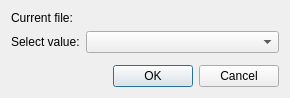
The window that ui/combo.ui (tweber-ill/frm_mirror-miezetools) describes before a commit, drawn with Qt 5.
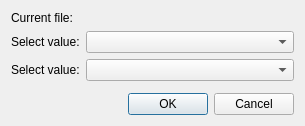
The same window after the commit.

Diff of the .ui file:
```diff
--- a/ui/combo.ui
+++ b/ui/combo.ui
@@ -6,8 +6,8 @@
    <rect>
     <x>0</x>
     <y>0</y>
-    <width>290</width>
-    <height>94</height>
+    <width>305</width>
+    <height>126</height>
    </rect>
   </property>
   <property name="windowTitle">
@@ -27,7 +27,7 @@
    <item row="1" column="1">
     <widget class="QComboBox" name="comboValues"/>
    </item>
-   <item row="3" column="0" colspan="2">
+   <item row="4" column="0" colspan="2">
     <widget class="QDialogButtonBox" name="buttonBox">
      <property name="orientation">
       <enum>Qt::Horizontal</enum>
@@ -37,7 +37,7 @@
      </property>
     </widget>
    </item>
-   <item row="2" column="0" colspan="2">
+   <item row="3" column="0" colspan="2">
     <spacer name="verticalSpacer">
      <property name="orientation">
       <enum>Qt::Vertical</enum>
@@ -67,6 +67,16 @@
      </property>
     </widget>
    </item>
+   <item row="2" column="1">
+    <widget class="QComboBox" name="comboValuesY"/>
+   </item>
+   <item row="2" column="0">
+    <widget class="QLabel" name="labelValuesY">
+     <property name="text">
+      <string>Select value:</string>
+     </property>
+    </widget>
+   </item>
   </layout>
  </widget>
  <resources/>
```
Left out of the diff: 5 changed lines with no effect on the pictures.
